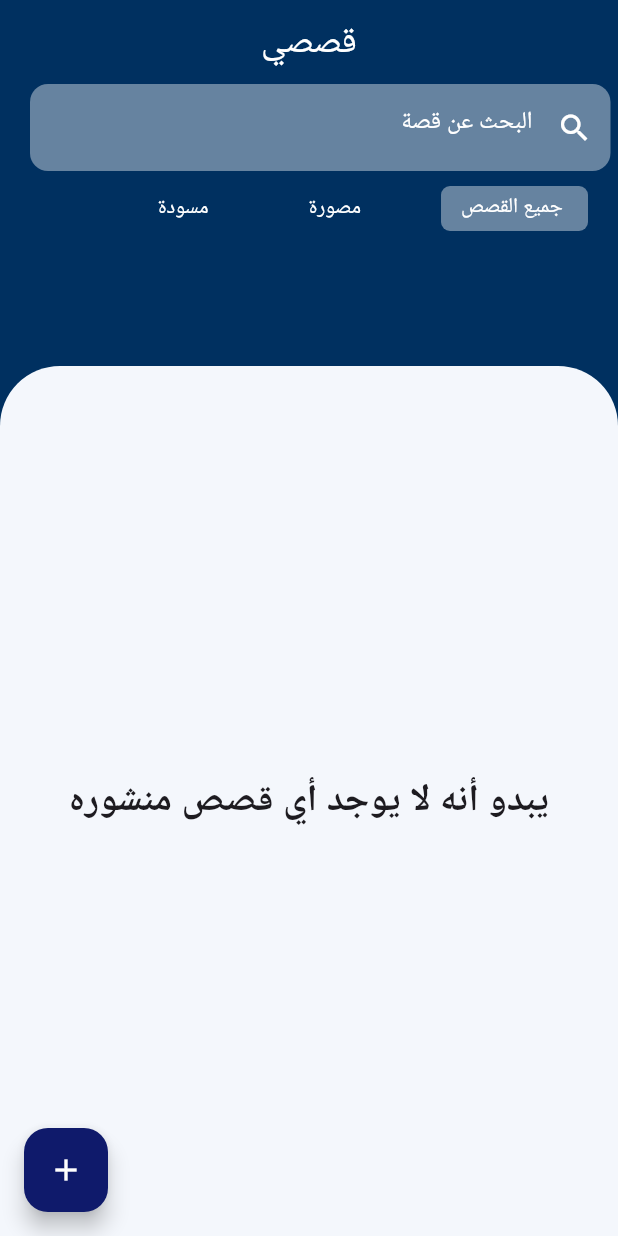
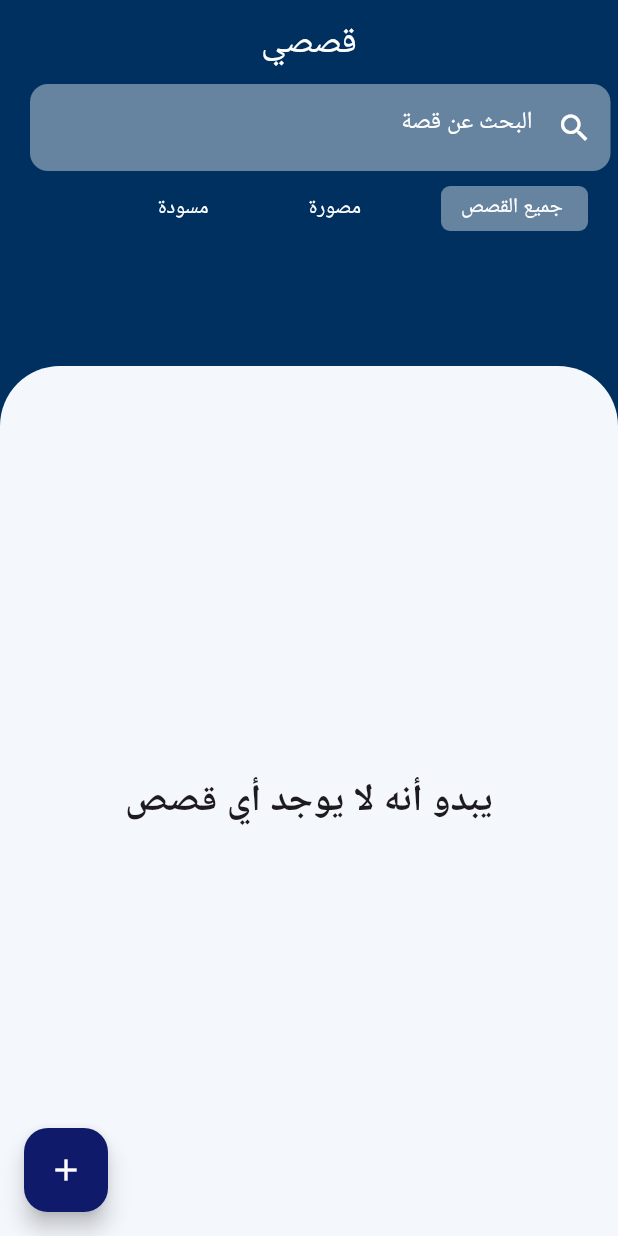
Before and after one commit to Lujain-M02/2023-GP1-6, a Flutter app: the MyStories screen opened directly, on a phone screen of 412 x 824 dp. Run offline on Flutter 3.47's test engine with Material 3 defaults, Android fonts, the phone set to English and light mode, and no system bars; our stand-ins replace animate_do, animated_text_kit, cached_network_image, cloud_firestore, curved_navigation_bar, firebase_auth and 10 more; missing offline and left inert: dart_openai, flutter_cached_pdfview, flutter_config, flutter_file_downloader, languagetool_textfield; accounts and stored records are empty; Roboto replaces fonts that are missing (Vazirmatn).

Commit message:
تصحيح نص

```diff
--- a/your_story/lib/pages/MyStories_page/my_stories_page.dart
+++ b/your_story/lib/pages/MyStories_page/my_stories_page.dart
@@ -137,7 +137,7 @@ class _MyStoriesState extends State<MyStories> {
                         child: searchQuery1.isEmpty
                             ? const Center(
                                 child: Text(
-                                  'يبدو أنه لا يوجد أي قصص منشوره',
+                                  'يبدو أنه لا يوجد أي قصص ',
                                   style: TextStyle(
                                       fontSize: 25,
                                       fontWeight: FontWeight.bold),
```
